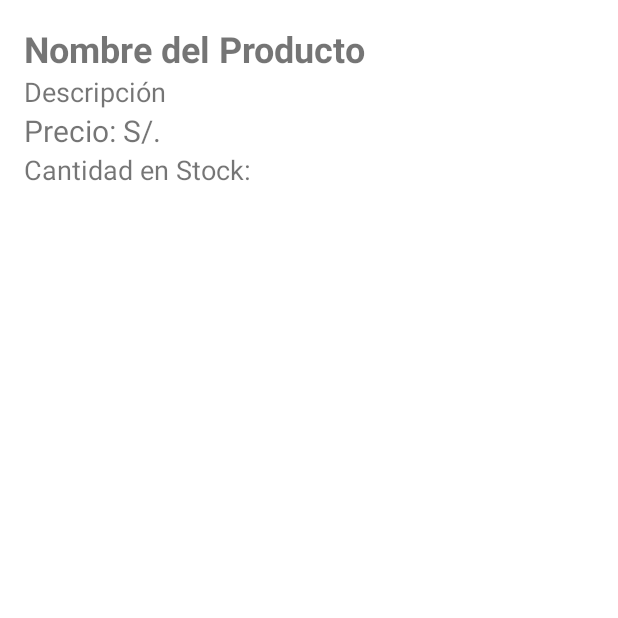
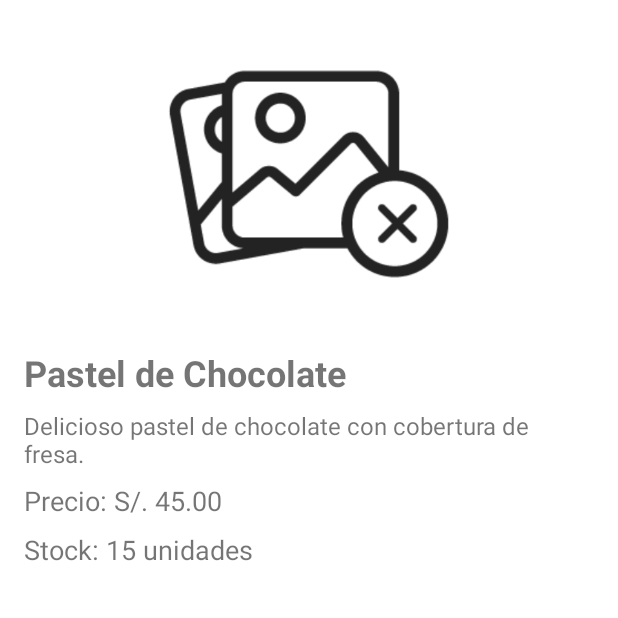
Before and after one commit to Phool18/La_Dominguita_App, an Android app: the DetalleProductoActivity screen opened directly, with no data from a screen before it, on a phone screen of 412 x 824 dp, the top half of it. Run offline under Robolectric (Android 15) with nearby library versions, the phone set to English and light mode, and no system bars; our stand-ins replace Picasso; libraries missing offline, so code that uses them is left out: com.facebook.stetho; pictures from the network do not load.

Commit message:
ver info del producto

```diff
--- a/app/src/main/java/la/dominga/Connector/ProductoGateway.java
+++ b/app/src/main/java/la/dominga/Connector/ProductoGateway.java
@@ -24,4 +24,11 @@ public interface ProductoGateway {
 
     @GET(base + "/top")
     Call<RespuestaServidor<List<Producto>>> listarProductosTop();
+    @GET(base)
+    Call<RespuestaServidor<List<Producto>>> obtenerTodosLosProductos();
+
+    @GET(base +"/{id}")
+    Call<RespuestaServidor<Producto>> obtenerProductoPorId(@Path("id") int id);
+
+
 }
--- a/app/src/main/java/la/dominga/activity/Inicio/DetalleProductoActivity.java
+++ b/app/src/main/java/la/dominga/activity/Inicio/DetalleProductoActivity.java
@@ -1,16 +1,72 @@
 package la.dominga.activity.Inicio;
 
 import androidx.appcompat.app.AppCompatActivity;
-
+import androidx.lifecycle.ViewModelProvider;
 import android.os.Bundle;
-
+import android.widget.ImageView;
+import android.widget.TextView;
+import android.widget.Toast;
+import com.squareup.picasso.OkHttp3Downloader;
+import com.squareup.picasso.Picasso;
+import la.dominga.Connector.Connector;
 import la.dominga.R;
+import la.dominga.entity.Producto;
+import la.dominga.entity.RespuestaServidor;
+import la.dominga.viewmodel.ProductoViewModel;
 
 public class DetalleProductoActivity extends AppCompatActivity {
+
+    private ProductoViewModel productoViewModel;
+    private ImageView ivProducto;
+    private TextView tvNombre, tvDescripcion, tvPrecio, tvStock;
+    private int productoId;
 
     @Override
     protected void onCreate(Bundle savedInstanceState) {
         super.onCreate(savedInstanceState);
         setContentView(R.layout.activity_detalle_producto);
+
+        productoId = getIntent().getIntExtra("productoId", -1);
+
+        initUI();
+        initViewModel();
+
+        if (productoId != -1) {
+            productoViewModel.obtenerProductoPorId(productoId).observe(this, this::actualizarUI);
+        }
+    }
+
+    private void initUI() {
+        ivProducto = findViewById(R.id.ivProducto);
+        tvNombre = findViewById(R.id.tvNombre);
+        tvDescripcion = findViewById(R.id.tvDescripcion);
+        tvPrecio = findViewById(R.id.tvPrecio);
+        tvStock = findViewById(R.id.tvStock);
+    }
+
+    private void initViewModel() {
+        productoViewModel = new ViewModelProvider(this).get(ProductoViewModel.class);
+    }
+
+    private void actualizarUI(RespuestaServidor<Producto> respuesta) {
+        if (respuesta != null && respuesta.getRpta() == 1 && respuesta.getBody() != null) {
+            Producto producto = respuesta.getBody();
+            tvNombre.setText(producto.getNombre());
+            tvDescripcion.setText(producto.getDescripcion());
+            tvPrecio.setText("Precio: S/. " + producto.getPrecio());
+            tvStock.setText("Stock: " + producto.getCantidadEnStock() + " unidades");
+
+            // Aquí debes cargar la imagen del producto como lo has estado haciendo
+            String url = Connector.baseUrlE + "/foto/download/" + producto.getFoto().getNombreArchivo();
+            Picasso picasso = new Picasso.Builder(this)
+                    .downloader(new OkHttp3Downloader(Connector.getClient()))
+                    .build();
+            picasso.load(url)
+                    .error(R.drawable.image_not_found)
+                    .into(ivProducto);
+        } else {
+            // Manejar el caso en que no se obtengan datos o haya un error
+            Toast.makeText(this, "Error al obtener detalles del producto", Toast.LENGTH_SHORT).show();
+        }
     }
 }
--- a/app/src/main/res/layout/activity_detalle_producto.xml
+++ b/app/src/main/res/layout/activity_detalle_producto.xml
@@ -1,43 +1,56 @@
 <?xml version="1.0" encoding="utf-8"?>
-<LinearLayout xmlns:android="http://schemas.android.com/apk/res/android"
+<ScrollView xmlns:android="http://schemas.android.com/apk/res/android"
     android:layout_width="match_parent"
     android:layout_height="match_parent"
+    android:fillViewport="true">
+
+    <LinearLayout
+        android:layout_width="match_parent"
+        android:layout_height="wrap_content"
         android:orientation="vertical"
         android:padding="16dp">
 
-    <!-- Nombre del Producto -->
+        <ImageView
+            android:id="@+id/ivProducto"
+            android:layout_width="match_parent"
+            android:layout_height="200dp"
+            android:src="@drawable/image_not_found"
+            android:scaleType="centerCrop"
+            android:layout_marginBottom="16dp" />
+
         <TextView
-        android:id="@+id/tvNombreProducto"
-        android:layout_width="wrap_content"
+            android:id="@+id/tvNombre"
+            android:layout_width="match_parent"
             android:layout_height="wrap_content"
+            android:text="Pastel de Chocolate"
             android:textSize="24sp"
-        android:textStyle="bold"
-        android:text="Nombre del Producto" />
+            android:textStyle="bold" />
 
-    <!-- Descripción -->
         <TextView
             android:id="@+id/tvDescripcion"
-        android:layout_width="wrap_content"
+            android:layout_width="match_parent"
             android:layout_height="wrap_content"
-        android:textSize="18sp"
-        android:text="Descripción" />
+            android:text="Delicioso pastel de chocolate con cobertura de fresa."
+            android:textSize="16sp"
+            android:layout_marginTop="8dp" />
 
-    <!-- Precio -->
         <TextView
             android:id="@+id/tvPrecio"
-        android:layout_width="wrap_content"
+            android:layout_width="match_parent"
             android:layout_height="wrap_content"
-        android:textSize="20sp"
-        android:text="Precio: S/." />
+            android:text="Precio: S/. 45.00"
+            android:textSize="18sp"
+            android:layout_marginTop="8dp" />
 
-    <!-- Cantidad en Stock -->
         <TextView
-        android:id="@+id/tvCantidadEnStock"
-        android:layout_width="wrap_content"
+            android:id="@+id/tvStock"
+            android:layout_width="match_parent"
             android:layout_height="wrap_content"
+            android:text="Stock: 15 unidades"
             android:textSize="18sp"
-        android:text="Cantidad en Stock:" />
+            android:layout_marginTop="8dp" />
 
-    <!-- Otros detalles del producto pueden ir aquí -->
+        <!-- Aquí puedes añadir más detalles según necesites -->
 
     </LinearLayout>
+</ScrollView>
```
Also changed, not shown: app/src/main/java/la/dominga/activity/fragments/PanFragment.java (+65 -57 lines), app/src/main/java/la/dominga/adapter/ProductoTopAdapter.java (+25 -14 lines), app/src/main/java/la/dominga/repository/ProductoRepository.java (+35 -0 lines), app/src/main/java/la/dominga/viewmodel/ProductoViewModel.java (+8 -0 lines). Lines whose indentation alone changed are shown as unchanged.
